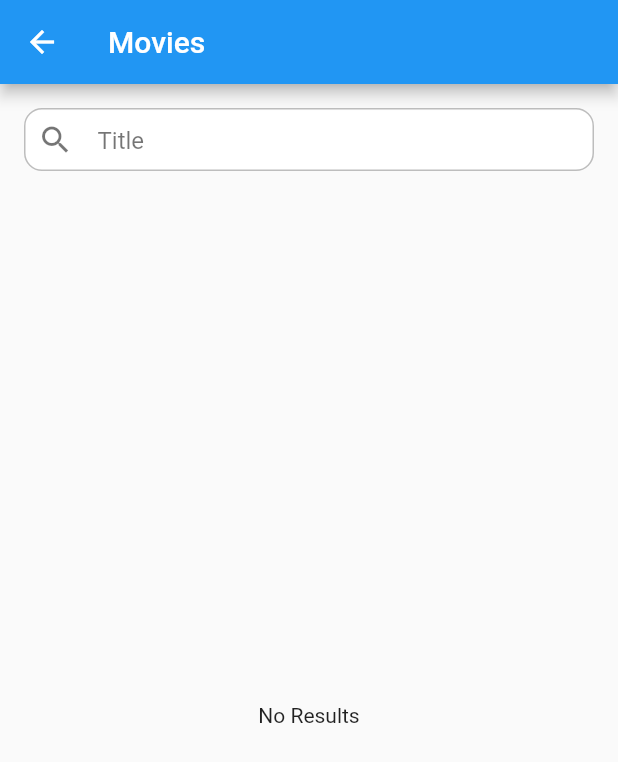
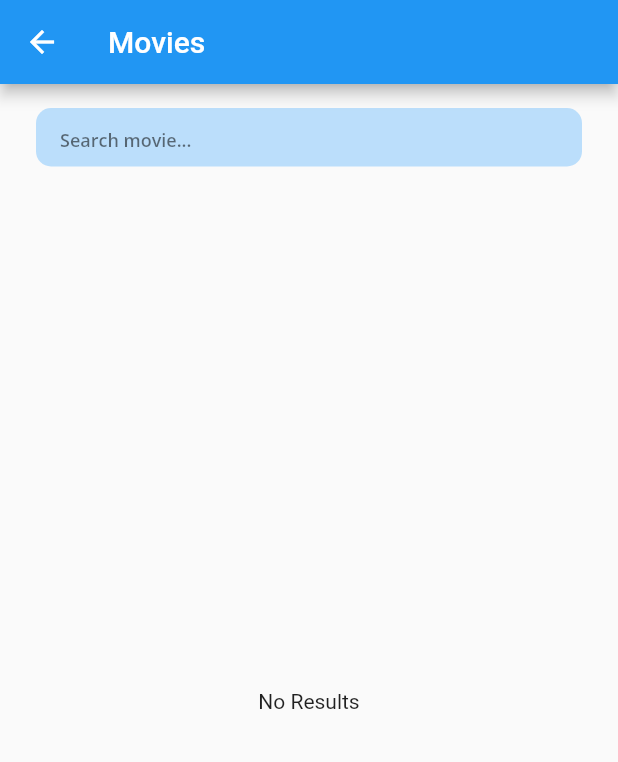
Before and after one commit to siryione/Mobile-dev-flutter, a Flutter app: the MoviePage screen opened directly, on a phone screen of 412 x 824 dp. Shown: the top 762 px of the screen. Run offline on Flutter 3.47's test engine with Material 2 defaults, Android fonts, the phone set to English and light mode, and no system bars; our stand-ins replace bloc, flutter_bloc, flutter_spinkit, google_fonts, sqflite; accounts and stored records are empty; network calls fail.

Commit message:
update searchwidget layout

```diff
--- a/lib/widgets/searchwidget.dart
+++ b/lib/widgets/searchwidget.dart
@@ -1,4 +1,5 @@
 import 'package:flutter/material.dart';
+import 'package:google_fonts/google_fonts.dart';
 
 class SearchWidget extends StatefulWidget {
   final String text;
@@ -24,20 +25,27 @@ class _SearchWidgetState extends State<SearchWidget> {
     final styleActive = TextStyle(color: Colors.black);
     final styleHint = TextStyle(color: Colors.black54);
     final style = widget.text.isEmpty ? styleHint : styleActive;
-
     return Container(
-      height: 42,
-      margin: const EdgeInsets.fromLTRB(16, 16, 16, 16),
+      height: 39,
+      margin: EdgeInsets.only(left: 24, right: 24, top: 16),
       decoration: BoxDecoration(
-        borderRadius: BorderRadius.circular(12),
-        color: Colors.white,
-        border: Border.all(color: Colors.black26),
+        borderRadius: BorderRadius.circular(10),
+        color: Colors.blue[100],
       ),
-      padding: const EdgeInsets.symmetric(horizontal: 8),
-      child: TextField(
+      child: Stack(
+        children: <Widget>[
+          TextField(
             controller: controller,
+            onChanged: widget.onChanged,
+            style: GoogleFonts.openSans(
+              fontSize: 16,
+              color: Colors.black,
+              fontWeight: FontWeight.w600,
+            ),
             decoration: InputDecoration(
-          icon: Icon(Icons.search, color: style.color),
+                contentPadding: EdgeInsets.only(left: 16, right: 48, bottom: 8),
+                border: InputBorder.none,
+                hintText: 'Search movie...',
                 suffixIcon: widget.text.isNotEmpty
                     ? GestureDetector(
                         child: Icon(Icons.close, color: style.color),
@@ -48,12 +56,17 @@ class _SearchWidgetState extends State<SearchWidget> {
                         },
                       )
                     : null,
-          hintText: widget.hintText,
-          hintStyle: style,
-          border: InputBorder.none,
+                hintStyle: GoogleFonts.openSans(
+                  fontSize: 12,
+                  color: Colors.black54,
+                  fontWeight: FontWeight.w600,
+                )),
           ),
-        style: style,
-        onChanged: widget.onChanged,
+          // Positioned(
+          //   right: 0,
+          //   child: SvgPicture.asset('assets/svg/search.svg'),
+          //   )
+        ],
       ),
     );
   }
```
Lines whose indentation alone changed are shown as unchanged.
